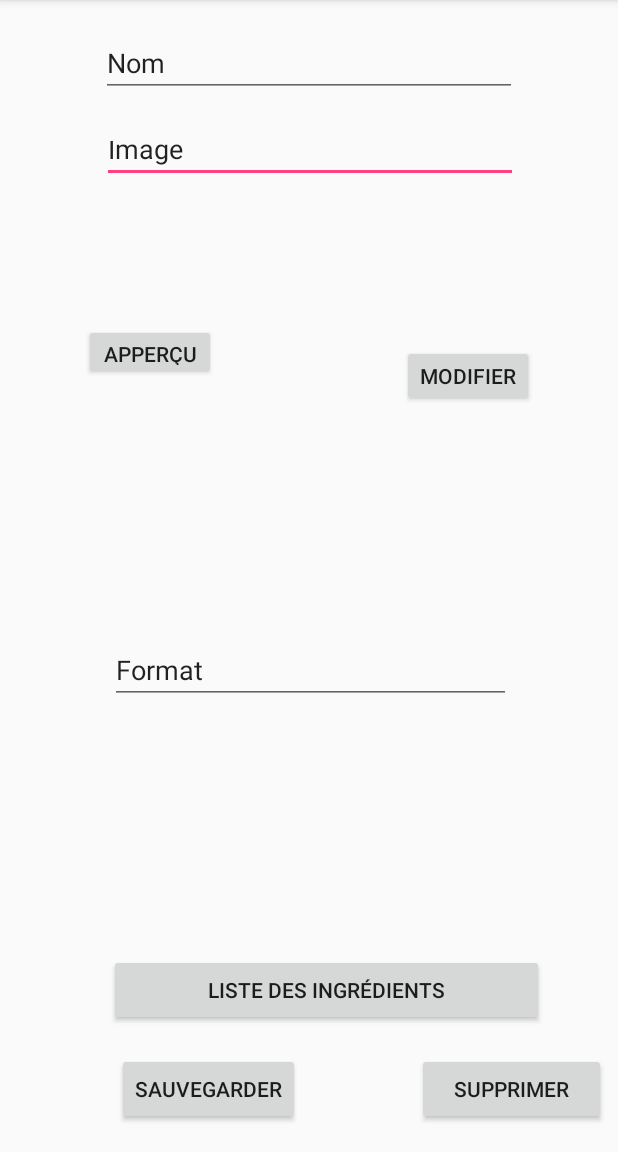
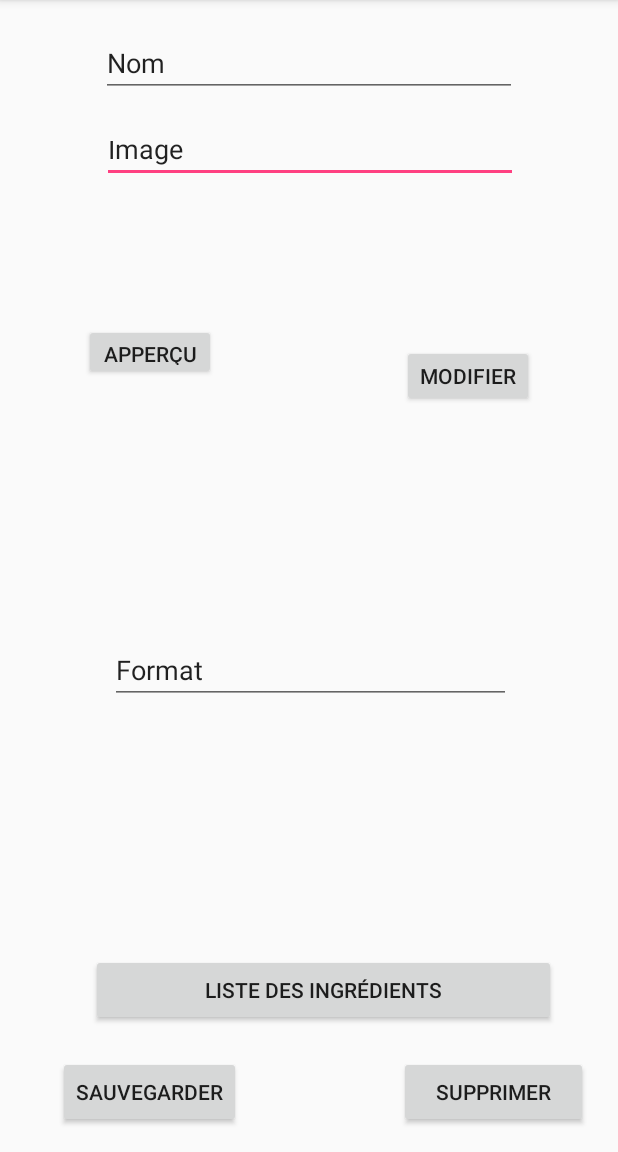
Before and after one commit to bmw546/tamtaam, an Android app: the GestionnaireProduits screen opened directly, with no data from a screen before it, on a phone screen of 412 x 824 dp, the part 84-1236 px from its top. Run offline under Robolectric (Android 15) with nearby library versions, the light colour scheme and no system bars.

Commit message:
ui produit

```diff
--- a/Android/Tamtam/app/src/main/res/layout/ui_produits.xml
+++ b/Android/Tamtam/app/src/main/res/layout/ui_produits.xml
@@ -26,25 +26,28 @@
         android:text="Sauvegarder"
         app:layout_constraintBottom_toBottomOf="parent"
         app:layout_constraintEnd_toStartOf="@+id/btn_supprimer"
+        app:layout_constraintHorizontal_bias="0.238"
         app:layout_constraintStart_toStartOf="parent"
-        app:layout_constraintTop_toBottomOf="@+id/btn_listeIngredient" />
+        app:layout_constraintTop_toBottomOf="@+id/btn_listeIngredient"
+        app:layout_constraintVertical_bias="0.6" />
 
     <Button
         android:id="@+id/btn_supprimer"
         android:layout_width="126dp"
         android:layout_height="wrap_content"
         android:layout_marginBottom="8dp"
-        android:layout_marginEnd="8dp"
-        android:layout_marginRight="8dp"
+        android:layout_marginEnd="20dp"
+        android:layout_marginRight="20dp"
         android:layout_marginTop="8dp"
         android:text="Supprimer"
         app:layout_constraintBottom_toBottomOf="parent"
         app:layout_constraintEnd_toEndOf="parent"
-        app:layout_constraintTop_toBottomOf="@+id/btn_listeIngredient" />
+        app:layout_constraintTop_toBottomOf="@+id/btn_listeIngredient"
+        app:layout_constraintVertical_bias="0.6" />
 
     <Button
         android:id="@+id/btn_listeIngredient"
-        android:layout_width="290dp"
+        android:layout_width="310dp"
         android:layout_height="wrap_content"
         android:layout_marginBottom="84dp"
         android:layout_marginEnd="8dp"
```
Lines whose indentation alone changed are shown as unchanged.
